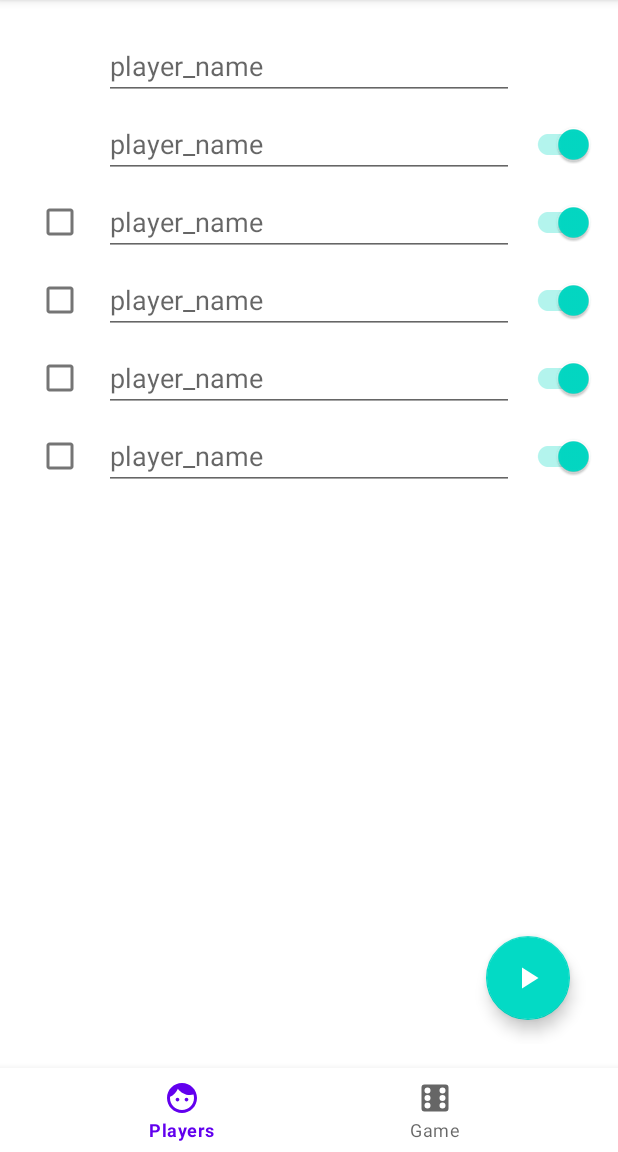
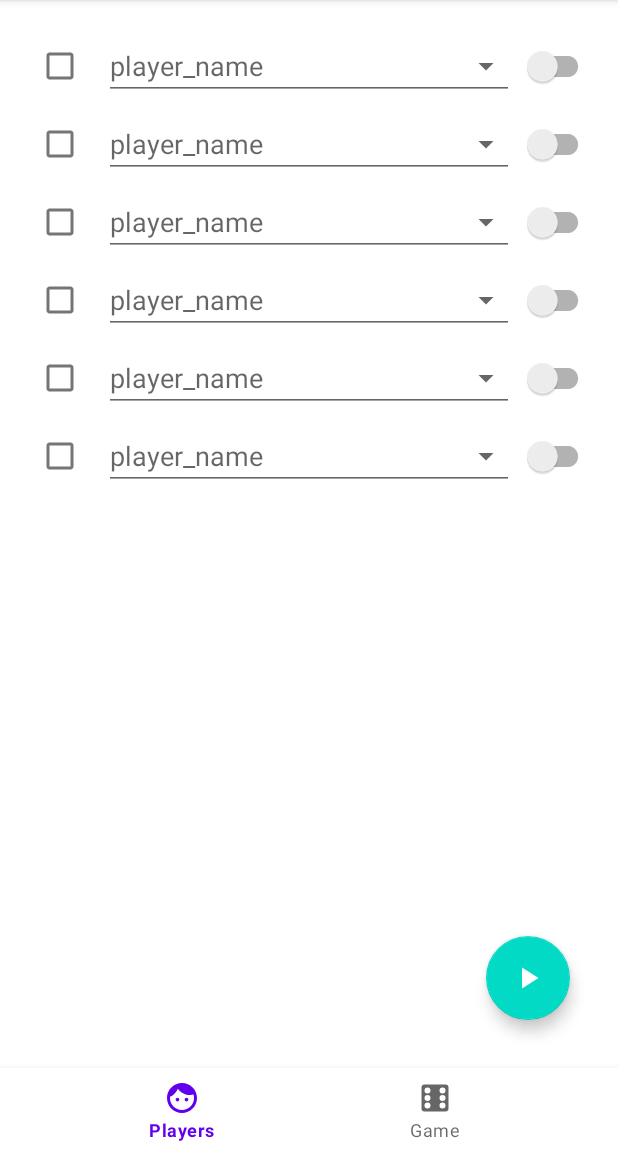
Before and after one commit to expeditioneer/PennyDrop, an Android app: the PickPlayersFragment screen opened through its navigation route, on a phone screen of 412 x 824 dp, the part 84-1236 px from its top. Run offline under Robolectric (Android 15) with nearby library versions, the phone set to English and light mode, and no system bars; our stand-ins replace data binding, navigation-ui; 6 statements that could not run were skipped.

Commit message:
added AI spinner to player list items

```diff
--- a/app/src/main/java/dev/lamm/pennydrop/types/NewPlayer.kt
+++ b/app/src/main/java/dev/lamm/pennydrop/types/NewPlayer.kt
@@ -7,5 +7,6 @@ data class NewPlayer(
     val isHuman: ObservableBoolean = ObservableBoolean(true),
     val canBeRemoved: Boolean = true,
     val canBeToggled: Boolean = true,
-    var isIncluded: ObservableBoolean = ObservableBoolean(!canBeRemoved)
-    )
+    var isIncluded: ObservableBoolean = ObservableBoolean(!canBeRemoved),
+    var selectedAIPosition: Int = -1
+)
--- a/app/src/main/res/layout/player_list_item.xml
+++ b/app/src/main/res/layout/player_list_item.xml
@@ -2,7 +2,10 @@
 <layout>
 
     <data>
+
         <import type="android.view.View" />
+
+        <import type="dev.lamm.pennydrop.game.AI" />
 
         <variable
             name="player"
@@ -31,9 +34,24 @@
             android:layout_margin="5dp"
             android:hint="@string/player_name"
             android:inputType="textPersonName"
+            android:text="@={player.playerName}"
+            android:visibility="@{player.isHuman ? View.VISIBLE : View.INVISIBLE}"
             app:layout_constraintEnd_toStartOf="@id/switch_player_type"
             app:layout_constraintStart_toEndOf="@id/checkbox_player_active"
             app:layout_constraintTop_toTopOf="parent" />
+
+        <Spinner
+            android:id="@+id/spinner_ai_name"
+            android:layout_width="0dp"
+            android:layout_height="wrap_content"
+            android:entries="@{AI.getBasicAI()}"
+            android:selectedItemPosition="@={player.selectedAIPosition}"
+            android:visibility="@{player.isHuman ? View.INVISIBLE : View.VISIBLE}"
+            app:layout_constraintBottom_toBottomOf="@id/edit_text_player_name"
+            app:layout_constraintEnd_toStartOf="@id/switch_player_type"
+            app:layout_constraintStart_toEndOf="@id/checkbox_player_active"
+            app:layout_constraintTop_toTopOf="@id/edit_text_player_name" />
+
 
         <androidx.appcompat.widget.SwitchCompat
             android:id="@+id/switch_player_type"
```
Also changed, not shown: app/src/main/java/dev/lamm/pennydrop/game/AI.kt (added, +19 -0 lines).
